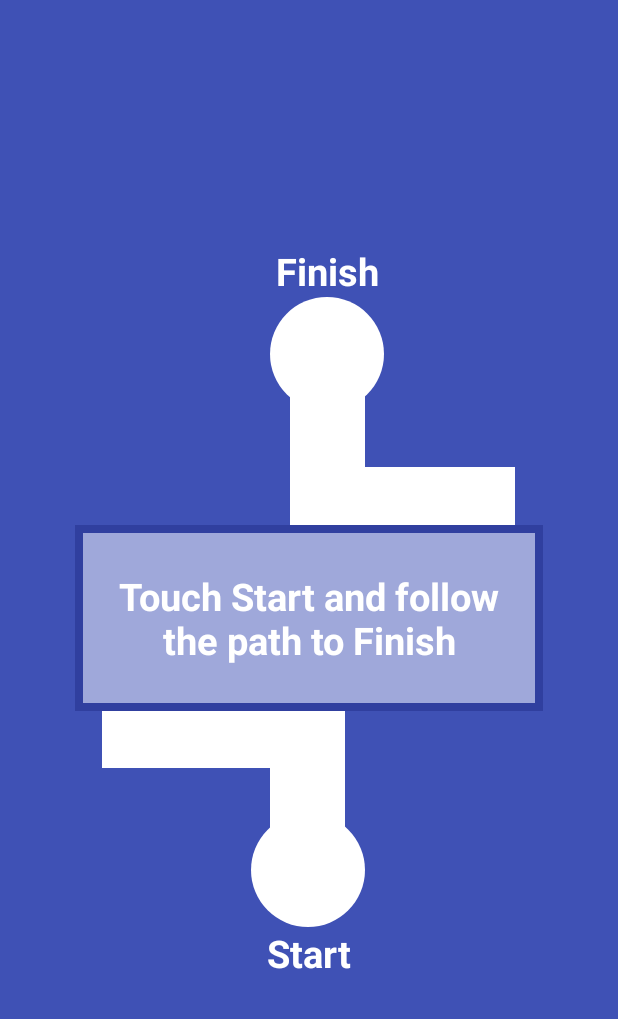
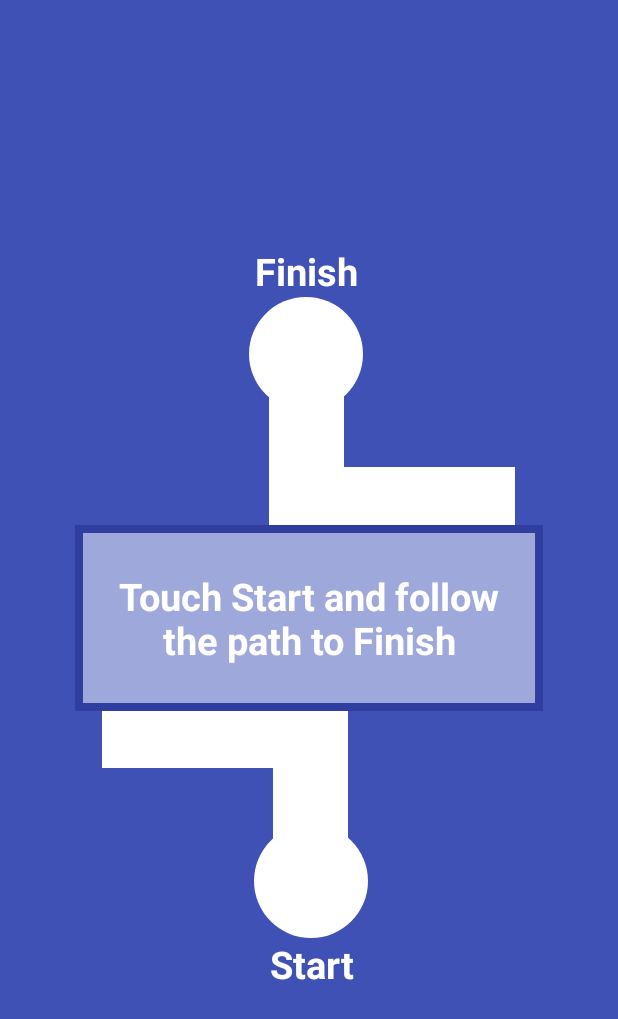
Before and after one commit to patsimd/WakeUpAndDealWithIt, an Android app: the layout followpath_normal.xml on its own in the app's theme, with its tools: preview values and no code run, on a phone screen of 412 x 824 dp. Shown: the top 1019 px of the screen. Run offline under Robolectric (Android 15) with nearby library versions, the phone set to English and light mode, and no system bars.

Commit message:
fix ancrage hard game

```diff
--- a/app/src/main/res/layout/followpath_normal.xml
+++ b/app/src/main/res/layout/followpath_normal.xml
@@ -41,13 +41,13 @@ android:layout_height="match_parent">
             android:id="@+id/section0"
             android:layout_width="50dp"
             android:layout_height="125dp"
-            android:layout_alignStart="@+id/startText"
+            android:layout_alignRight="@+id/section1"
             android:layout_alignTop="@+id/section1"
             android:background="@color/white" />
 
         <View
             android:id="@+id/section1"
-            android:layout_width="150dp"
+            android:layout_width="164dp"
             android:layout_height="50dp"
             android:layout_alignBottom="@+id/section2"
             android:layout_alignStart="@+id/section2"
@@ -79,7 +79,7 @@ android:layout_height="match_parent">
 
         <View
             android:id="@+id/section5"
-            android:layout_width="150dp"
+            android:layout_width="164dp"
             android:layout_height="50dp"
             android:layout_alignEnd="@+id/section4"
             android:layout_alignTop="@+id/section4"
@@ -96,9 +96,10 @@ android:layout_height="match_parent">
             android:id="@+id/StartingPoint"
             android:layout_width="76dp"
             android:layout_height="76dp"
-            android:layout_alignEnd="@+id/section3"
-            android:layout_below="@+id/section2"
-            android:layout_marginTop="30dp"
+            android:layout_alignEnd="@+id/section0"
+            android:layout_below="@+id/section0"
+            android:layout_marginRight="-13dp"
+            android:layout_marginTop="-38dp"
             android:background="@drawable/circle"
             android:text="View" />
 
```
